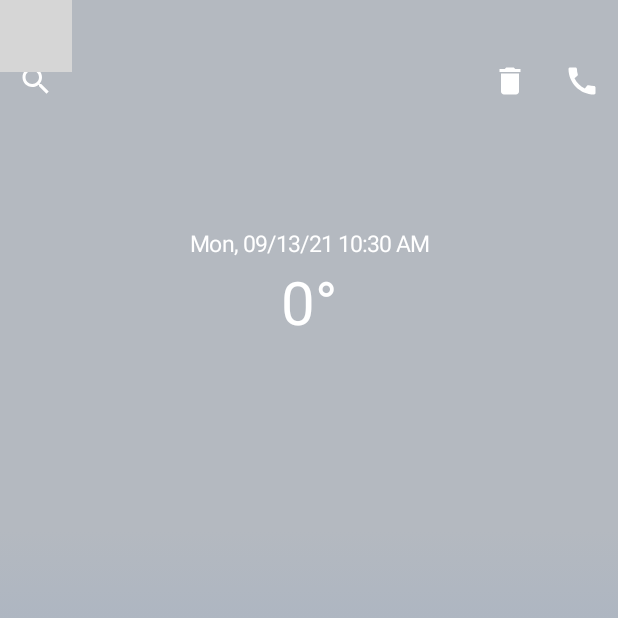
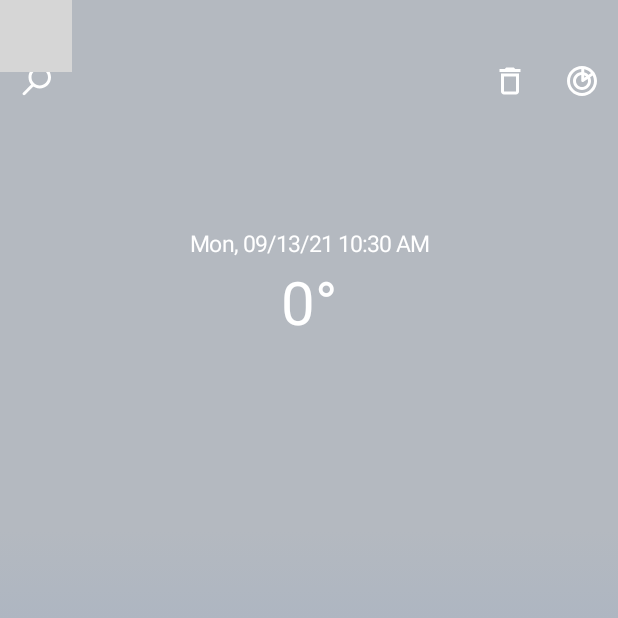
Before and after one commit to juequinterore/XumakWeatherData, an Android app built with Jetpack Compose: the screen it shows after launch (MainActivity), on a phone screen of 412 x 824 dp, the top half of it. Run offline under Robolectric (Android 15) with nearby library versions, the phone set to English and light mode, and no system bars; our stand-ins replace Room's generated code, livedata-compose; libraries missing offline, so code that uses them is left out: com.skydoves.landscapist; network calls fail; 3 statements that could not run were skipped; grey boxes are pictures that could not be loaded.

Commit message:
feat: set icons in MainContent.kt

```diff
--- a/app/src/main/java/co/me/xumakweathedata/ui/theme/MainContent.kt
+++ b/app/src/main/java/co/me/xumakweathedata/ui/theme/MainContent.kt
@@ -12,9 +12,7 @@ import androidx.compose.material.IconButton
 import androidx.compose.material.Text
 import androidx.compose.material.icons.Icons
 import androidx.compose.material.icons.filled.ArrowBack
-import androidx.compose.material.icons.filled.Call
-import androidx.compose.material.icons.filled.Delete
-import androidx.compose.material.icons.filled.Search
+import androidx.compose.material.icons.outlined.Delete
 import androidx.compose.runtime.Composable
 import androidx.compose.ui.Alignment
 import androidx.compose.ui.Modifier
@@ -155,7 +153,7 @@ fun Topbar(navController: NavController) {
     ) {
         IconButton(onClick = { navController.navigate("search") }) {
             Icon(
-                imageVector = Icons.Filled.Search,
+                painter = painterResource(id = R.drawable.ic_icon_search),
                 contentDescription = "Search Button",
                 tint = Color.White
             )
@@ -163,14 +161,14 @@ fun Topbar(navController: NavController) {
         Row {
             IconButton(onClick = { Log.e("PUTA", "Click en Delete") }) {
                 Icon(
-                    imageVector = Icons.Filled.Delete,
+                    imageVector = Icons.Outlined.Delete,
                     contentDescription = "Delete Button",
                     tint = Color.White
                 )
             }
             IconButton(onClick = { Log.e("PUTA", "Click en Radar") }) {
                 Icon(
-                    imageVector = Icons.Filled.Call,
+                    painter = painterResource(id = R.drawable.ic_icon_radar),
                     contentDescription = "Radar Button",
                     tint = Color.White
                 )
```
